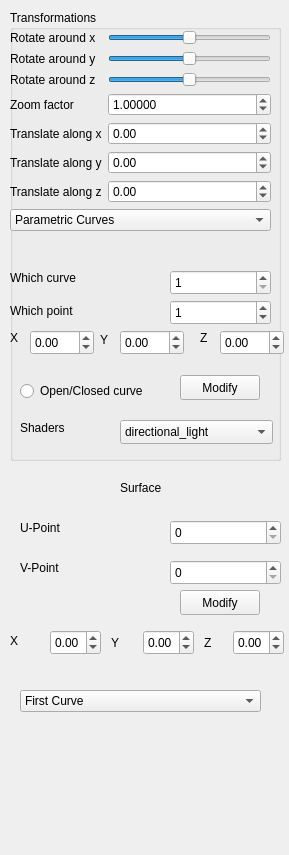
The window that QtFramework/GUI/SideWidget.ui (kjozsef84/Grafika) describes before a commit, drawn with Qt 5.
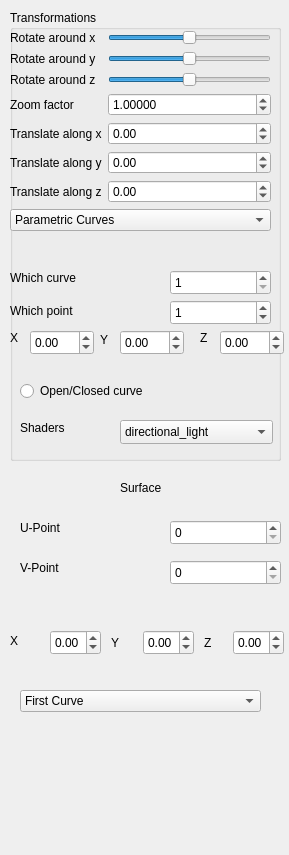
The same window after the commit.

The edit to the form file:
```diff
--- a/QtFramework/GUI/SideWidget.ui
+++ b/QtFramework/GUI/SideWidget.ui
@@ -263,19 +263,6 @@
      </item>
     </layout>
    </widget>
-   <widget class="QPushButton" name="button1">
-    <property name="geometry">
-     <rect>
-      <x>170</x>
-      <y>365</y>
-      <width>80</width>
-      <height>25</height>
-     </rect>
-    </property>
-    <property name="text">
-     <string>Modify</string>
-    </property>
-   </widget>
    <widget class="QRadioButton" name="radioButtonOpeClosedCurve">
     <property name="geometry">
      <rect>
@@ -523,19 +510,6 @@
     <string>V-Point</string>
    </property>
   </widget>
-  <widget class="QPushButton" name="surfaceModifyButton">
-   <property name="geometry">
-    <rect>
-     <x>180</x>
-     <y>590</y>
-     <width>80</width>
-     <height>25</height>
-    </rect>
-   </property>
-   <property name="text">
-    <string>Modify</string>
-   </property>
-  </widget>
   <widget class="QSpinBox" name="UspinBox">
    <property name="geometry">
     <rect>
```
